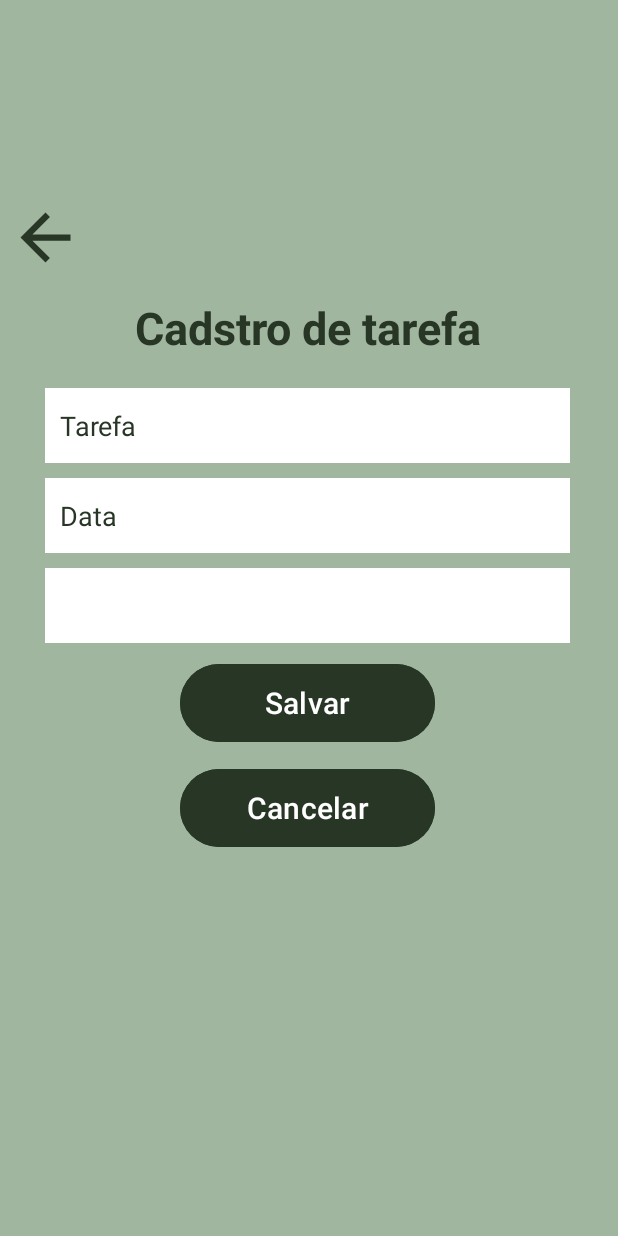
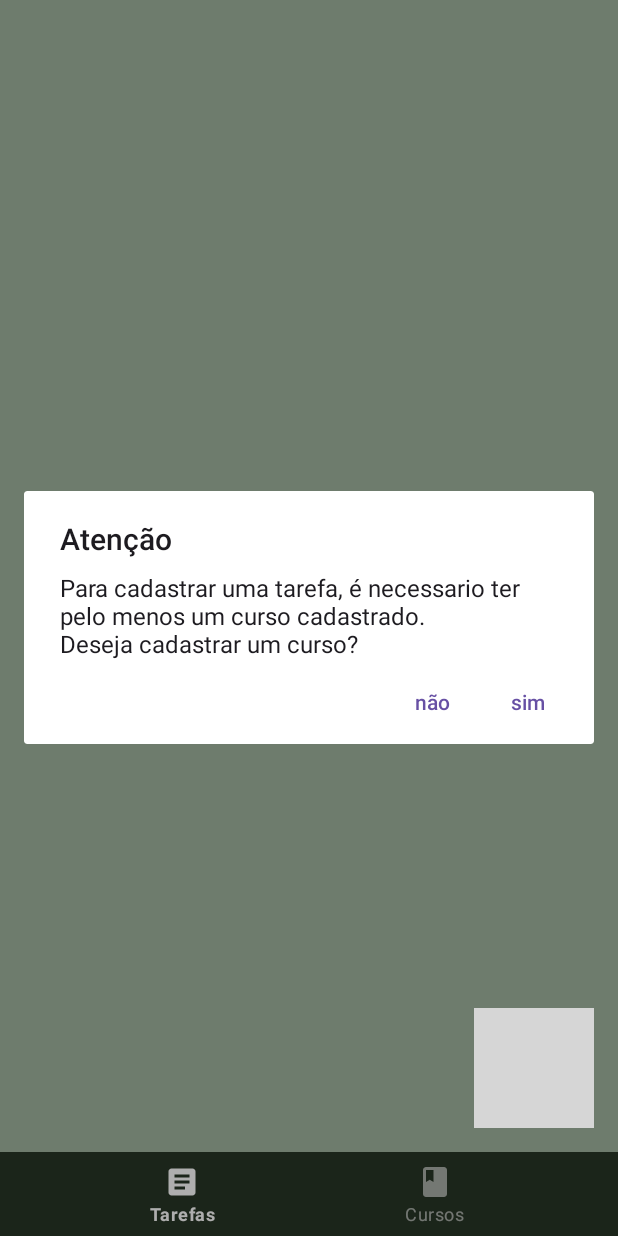
Before and after one commit to Willacy/TarefasAcademicas, an Android app: the screen it shows after launch (TarefaActivity before the commit, MainActivity after it), after a tap on "TODO", on a phone screen of 412 x 824 dp. Run offline under Robolectric (Android 15) with nearby library versions, the phone set to English and light mode, and no system bars; our stand-ins replace navigation-ui; grey boxes are pictures that could not be loaded.

Commit message:
Validação botão nova tarefa
Foi feita a alteração para só deixar cadastrar uma tarefa se tiver um curso cadastrado no sistema

```diff
--- a/app/src/main/java/com/example/tarefasacademicas/fragments/TarefasFragment.java
+++ b/app/src/main/java/com/example/tarefasacademicas/fragments/TarefasFragment.java
@@ -3,6 +3,7 @@ package com.example.tarefasacademicas.fragments;
 import android.content.Intent;
 import android.os.Bundle;
 
+import androidx.appcompat.app.AlertDialog;
 import androidx.fragment.app.Fragment;
 
 import android.view.LayoutInflater;
@@ -84,7 +85,23 @@ public class TarefasFragment extends Fragment {
     public void onViewCreated(View view, Bundle savedInstanceState) {
         super.onViewCreated(view, savedInstanceState);
         binding.btnNovaTarefa.setOnClickListener(v -> {
-            novaTarefa();
+            List<Curso> cursos = new Curso().listar(getContext());
+            if (cursos.isEmpty()) {
+                new AlertDialog.Builder(getContext())
+                        .setTitle("Atenção")
+                        .setMessage("Para cadastrar uma tarefa, é necessario ter pelo menos um " +
+                                "curso cadastrado.\nDeseja cadastrar um curso?")
+                        .setPositiveButton("sim", (dialog, which) -> {
+                            Intent intent = new Intent(getContext(), CursoActivity.class);
+                            intent.putExtra("tela", "Cadastrar");
+                            startActivity(intent);
+                        })
+                        .setNegativeButton("não", null)
+                        .show();
+            }else{
+                novaTarefa();
+            }
+
         });
     }
 
--- a/app/src/main/java/com/example/tarefasacademicas/view/TarefaActivity.java
+++ b/app/src/main/java/com/example/tarefasacademicas/view/TarefaActivity.java
@@ -41,7 +41,7 @@ public class TarefaActivity extends AppCompatActivity {
         binding.spnTarefa.setAdapter(adapter);
 
         if (getIntent().getStringExtra("tela").equals("Cadastrar")) {
-            binding.lblTitulo.setText("Cadstro de tarefa");
+            binding.lblTitulo.setText("Cadastro de tarefa");
             binding.btnSalvarTarefa.setText("Salvar");
             binding.txtDescTarefa.setText("");
             binding.txtDataTarefa.setText("");
```
